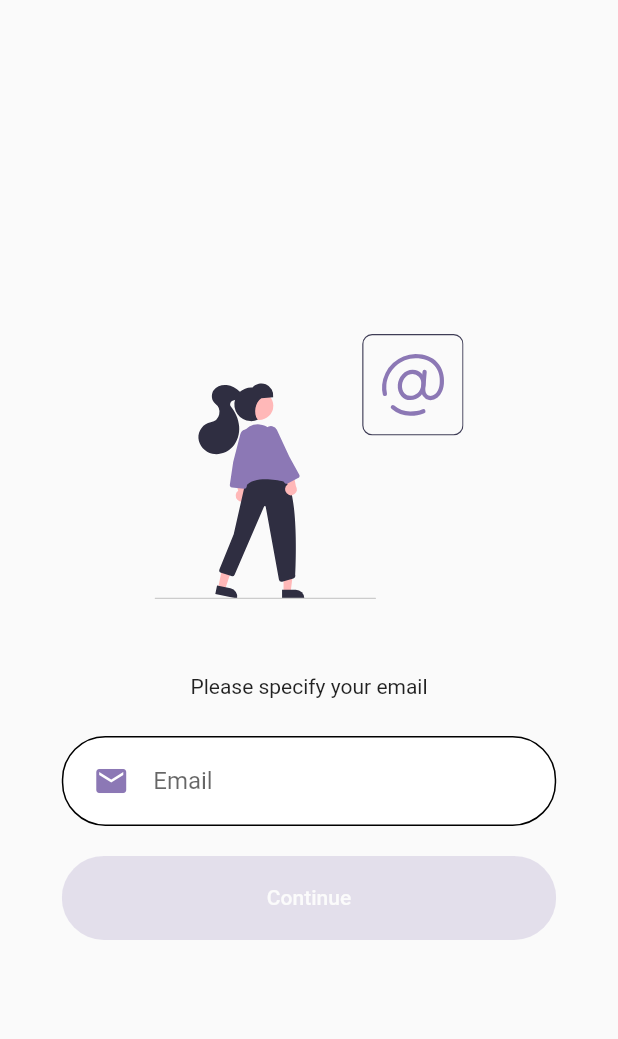
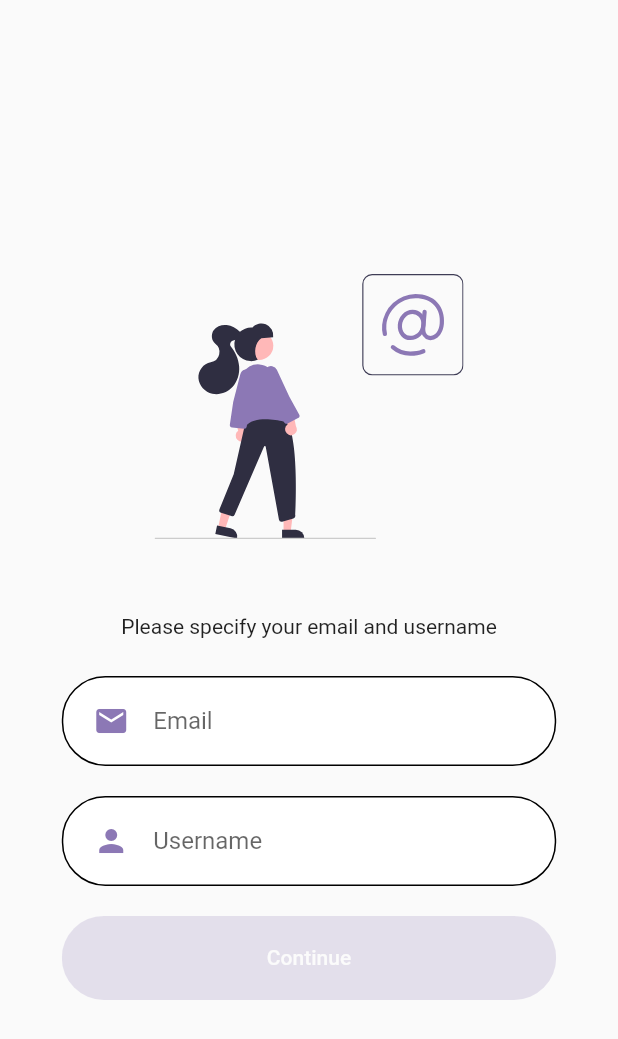
Before and after one commit to vocascan/vocascan-mobile, a Flutter app: the SelectEmailPage screen opened directly with empty values, on a phone screen of 412 x 824 dp. Shown: the top 1039 px of the screen. Run offline on Flutter 3.47's test engine with Material 2 defaults, Android fonts, the phone set to English and light mode, and no system bars; our stand-ins replace flutter_svg.

Commit message:
input for username added

```diff
--- a/lib/pages/auth/registration/select_email_page.dart
+++ b/lib/pages/auth/registration/select_email_page.dart
@@ -15,6 +15,7 @@ class SelectEmailPage extends StatefulWidget{
 
 class _SelectEmailPageState extends State<SelectEmailPage> {
   final TextEditingController _mailController = new TextEditingController();
+  final TextEditingController _usernameController = new TextEditingController();
 
   bool _isButtonDisabled = true;
 
@@ -31,7 +32,7 @@ class _SelectEmailPageState extends State<SelectEmailPage> {
               width: size.height * 0.25,
             ),
             TextFieldContainer(
-              child: Text("Please specify your email",
+              child: Text("Please specify your email and username",
                 textAlign: TextAlign.center,),
               decoration: BoxDecoration(),
             ),
@@ -40,6 +41,9 @@ class _SelectEmailPageState extends State<SelectEmailPage> {
                 String emailPattern = r"^[a-zA-Z0-9.a-zA-Z0-9.!#$%&'*+-/=?^_`{|}~]+@[a-zA-Z0-9]+\.[a-zA-Z]+";
                 _isButtonDisabled = !RegExp(emailPattern).hasMatch(email);
               });
+            },),
+            RoundedInputField(icon: Icons.person, controller: _usernameController, hintText: "Username", onChanged: (String username) {
+
             },),
             RoundedButton(text: "Continue", disabled: _isButtonDisabled, press: (){
               return _isButtonDisabled ? null : widget.controller.animateToPage(widget.controller.page!.toInt() + 1,
```
